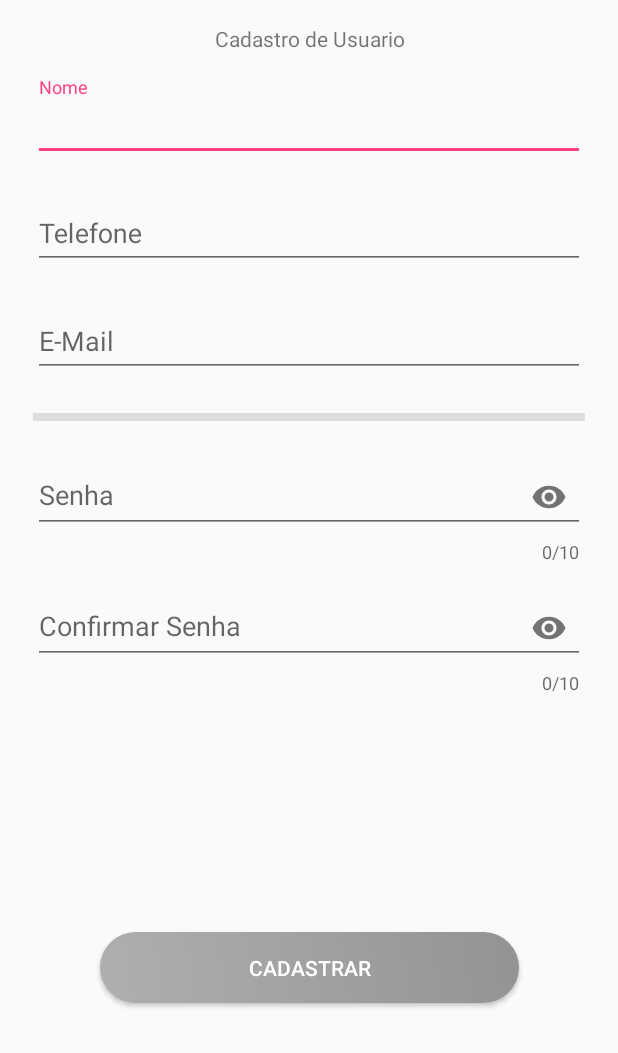
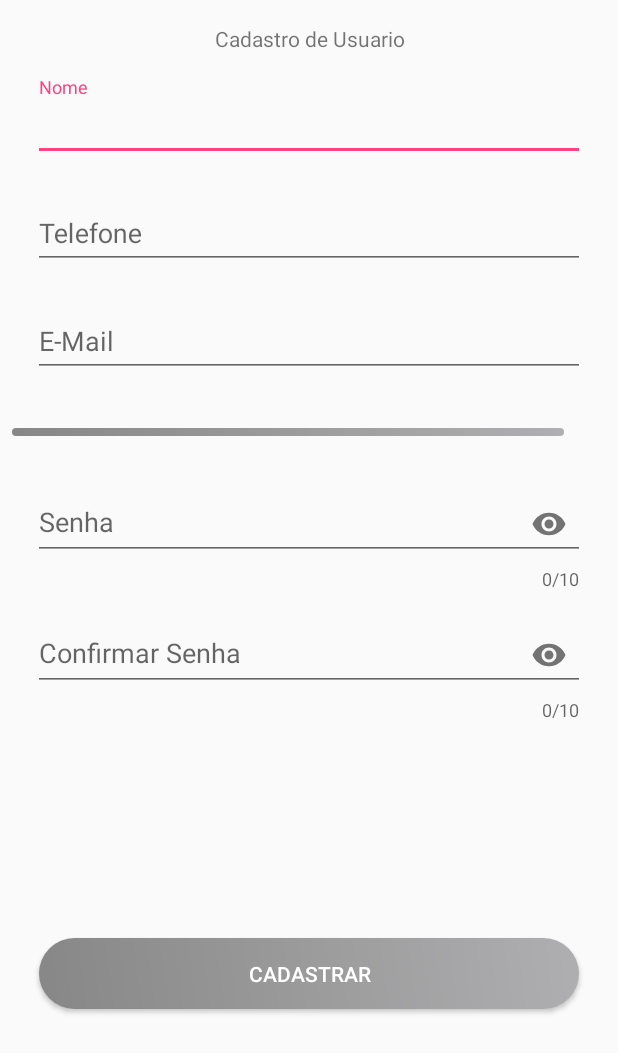
Before and after one commit to derleyferreira/Agenda, an Android app: the CadastroUsuario screen opened directly, with no data from a screen before it, on a phone screen of 412 x 824 dp. Shown: the top 1053 px of the screen. Run offline under Robolectric (Android 15) with nearby library versions, the phone set to English and light mode, and no system bars.

Commit message:
Novidades no Layout

```diff
--- a/app/src/main/AndroidManifest.xml
+++ b/app/src/main/AndroidManifest.xml
@@ -10,9 +10,9 @@
 
     <application
         android:allowBackup="true"
-        android:icon="@mipmap/agenda"
+        android:icon="@mipmap/agenda2"
         android:label="@string/app_name"
-        android:roundIcon="@mipmap/agenda"
+        android:roundIcon="@mipmap/agenda2"
         android:supportsRtl="true"
         android:theme="@style/AppTheme">
         <activity
--- a/app/src/main/res/drawable/botao_redondo.xml
+++ b/app/src/main/res/drawable/botao_redondo.xml
@@ -2,8 +2,8 @@
 <shape xmlns:android="http://schemas.android.com/apk/res/android"
     android:shape="rectangle">
     <gradient
-        android:startColor="#afafb1"
-        android:endColor="#939394"
+        android:startColor="#878787"
+        android:endColor="#afafb1"
         android:angle="45"/>
     <padding android:left="6dp"
         android:top="6dp"
--- a/app/src/main/res/layout/activity_cadastro__usuario.xml
+++ b/app/src/main/res/layout/activity_cadastro__usuario.xml
@@ -20,7 +20,8 @@
         app:layout_constraintBottom_toTopOf="@+id/textInputLayout2"
         app:layout_constraintEnd_toEndOf="parent"
         app:layout_constraintStart_toStartOf="parent"
-        app:layout_constraintTop_toTopOf="parent" />
+        app:layout_constraintTop_toTopOf="parent"
+        app:layout_constraintVertical_bias="0.44" />
 
     <android.support.design.widget.TextInputLayout
         android:id="@+id/textInputLayout2"
@@ -84,10 +85,10 @@
         app:layout_constraintTop_toBottomOf="@+id/textInputLayout">
 
         <android.support.design.widget.TextInputEditText
+            android:id="@+id/registro_txtemail"
             android:layout_width="match_parent"
             android:layout_height="wrap_content"
             android:hint="E-Mail"
-            android:id="@+id/registro_txtemail"
             android:inputType="textEmailAddress" />
     </android.support.design.widget.TextInputLayout>
 
@@ -97,14 +98,15 @@
         android:layout_height="5dp"
         android:layout_marginStart="8dp"
         android:layout_marginLeft="8dp"
-        android:layout_marginTop="8dp"
+        android:layout_marginTop="18dp"
         android:layout_marginEnd="8dp"
         android:layout_marginRight="8dp"
         android:layout_marginBottom="8dp"
-        android:background="?android:attr/listDivider"
+        android:background="@drawable/botao_redondo"
         android:visibility="visible"
         app:layout_constraintBottom_toTopOf="@+id/textInputLayout4"
         app:layout_constraintEnd_toEndOf="parent"
+        app:layout_constraintHorizontal_bias="0.0"
         app:layout_constraintStart_toStartOf="parent"
         app:layout_constraintTop_toBottomOf="@+id/textInputLayout3" />
 
@@ -114,24 +116,24 @@
         android:layout_height="wrap_content"
         android:layout_marginStart="8dp"
         android:layout_marginLeft="8dp"
-        android:layout_marginTop="8dp"
+        android:layout_marginTop="16dp"
         android:layout_marginEnd="8dp"
         android:layout_marginRight="8dp"
         android:layout_marginBottom="8dp"
+        app:counterEnabled="true"
+        app:counterMaxLength="10"
         app:layout_constraintBottom_toTopOf="@+id/textInputLayout5"
         app:layout_constraintEnd_toEndOf="parent"
         app:layout_constraintStart_toStartOf="parent"
         app:layout_constraintTop_toBottomOf="@+id/divider"
-        app:counterEnabled="true"
-        app:counterMaxLength="10"
         app:passwordToggleEnabled="true">
 
         <android.support.design.widget.TextInputEditText
+            android:id="@+id/registro_txtsenha"
             android:layout_width="match_parent"
             android:layout_height="wrap_content"
             android:hint="Senha"
-            android:id="@+id/registro_txtsenha"
-            android:inputType="textPassword"/>
+            android:inputType="textPassword" />
     </android.support.design.widget.TextInputLayout>
 
     <android.support.design.widget.TextInputLayout
@@ -144,36 +146,36 @@
         android:layout_marginEnd="8dp"
         android:layout_marginRight="8dp"
         android:layout_marginBottom="16dp"
+        app:counterEnabled="true"
+        app:counterMaxLength="10"
         app:layout_constraintBottom_toTopOf="@+id/button"
         app:layout_constraintEnd_toEndOf="parent"
         app:layout_constraintStart_toStartOf="parent"
         app:layout_constraintTop_toBottomOf="@+id/textInputLayout4"
-        app:counterEnabled="true"
-        app:counterMaxLength="10"
         app:passwordToggleEnabled="true">
 
         <android.support.design.widget.TextInputEditText
+            android:id="@+id/registro_txtconfirmasenha"
             android:layout_width="match_parent"
             android:layout_height="wrap_content"
             android:hint="Confirmar Senha"
-            android:id="@+id/registro_txtconfirmasenha"
             android:inputType="textPassword" />
     </android.support.design.widget.TextInputLayout>
 
     <Button
         android:id="@+id/registro_btnCadastrar"
         style="@style/Widget.AppCompat.Button.Colored"
-        android:layout_width="279dp"
+        android:layout_width="360dp"
         android:layout_height="47dp"
         android:layout_marginStart="8dp"
         android:layout_marginLeft="8dp"
-        android:layout_marginTop="34dp"
+        android:layout_marginTop="24dp"
         android:layout_marginEnd="8dp"
         android:layout_marginRight="8dp"
         android:layout_marginBottom="32dp"
-        android:textColor="@android:color/white"
         android:background="@drawable/botao_redondo"
         android:text="Cadastrar"
+        android:textColor="@android:color/white"
         app:layout_constraintBottom_toBottomOf="parent"
         app:layout_constraintEnd_toEndOf="parent"
         app:layout_constraintStart_toStartOf="parent"
```
Also changed, not shown: app/src/main/res/layout/activity_login.xml (+26 -11 lines), app/src/main/res/drawable/logo.png (added), app/src/main/res/mipmap/agenda2.png (added).
